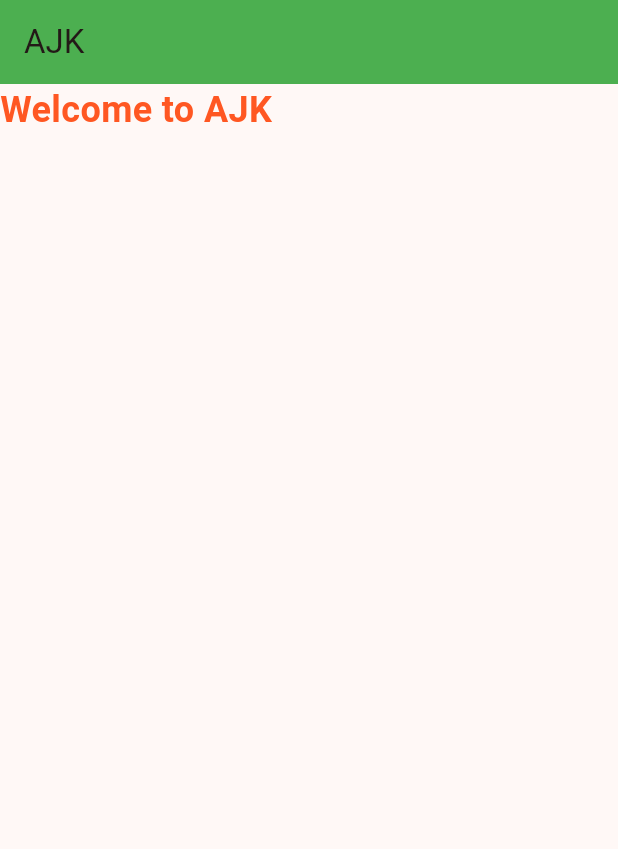
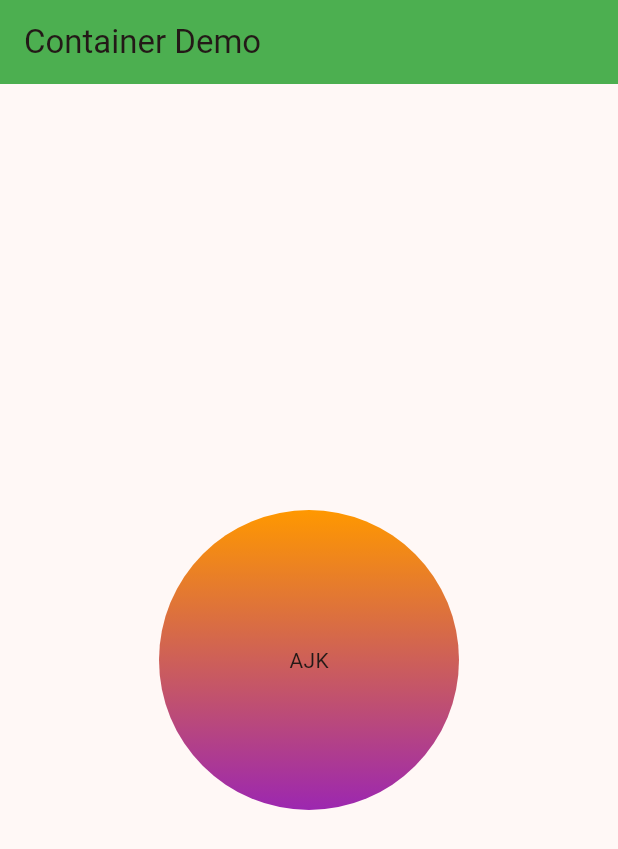
Before and after one commit to abidroid/ajk_day2, a Flutter app: the screen it shows after launch, on a phone screen of 412 x 824 dp. Shown: the top 849 px of the screen. Run offline on Flutter 3.47's test engine with Material 3 defaults, Android fonts, the phone set to English and light mode, and no system bars.

Commit message:
container

```diff
--- a/lib/main.dart
+++ b/lib/main.dart
@@ -1,3 +1,4 @@
+import 'package:ajk_day2/screens/container_demo_screen.dart';
 import 'package:ajk_day2/screens/first_screen.dart';
 import 'package:flutter/material.dart';
 
@@ -18,7 +19,7 @@ class MyApp extends StatelessWidget {
 
         colorScheme: ColorScheme.fromSeed(seedColor: Colors.deepOrange),
       ),
-      home: FirstScreen(),
+      home: ContainerDemoScreen(), // Launcher
     );
   }
 }
--- /dev/null
+++ b/lib/screens/container_demo_screen.dart
@@ -0,0 +1,40 @@
+
+
+import 'package:flutter/material.dart';
+
+class ContainerDemoScreen extends StatelessWidget {
+  const ContainerDemoScreen({super.key});
+
+  @override
+  Widget build(BuildContext context) {
+    return Scaffold(
+      appBar: AppBar(
+        backgroundColor: Colors.green,
+        title: Text("Container Demo"),
+      ),
+      body: Center(
+        child: Container(
+          alignment: Alignment.center,
+          width: 200,
+          height: 200,
+
+          decoration: BoxDecoration(
+            shape: BoxShape.circle,
+
+            gradient: LinearGradient(colors: [
+              Colors.orange,
+              Colors.purple
+            ]
+            ,
+              begin: Alignment.topCenter,
+              end: Alignment.bottomCenter,
+            ),
+
+          ),
+
+          child: Text('AJK', ),
+        ),
+      ),
+    );
+  }
+}
```
